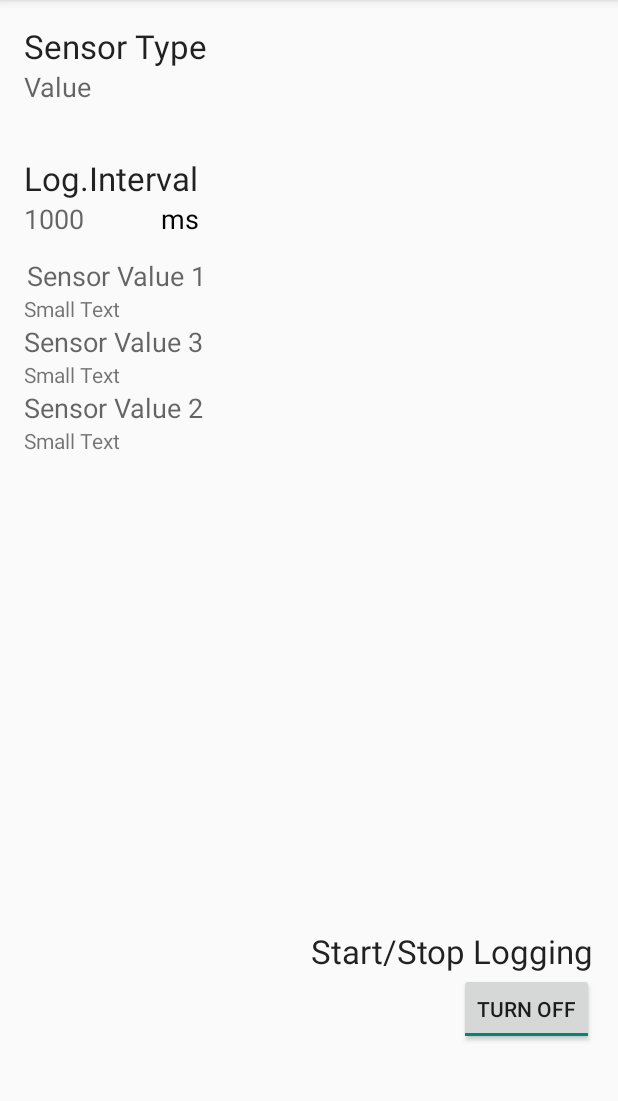
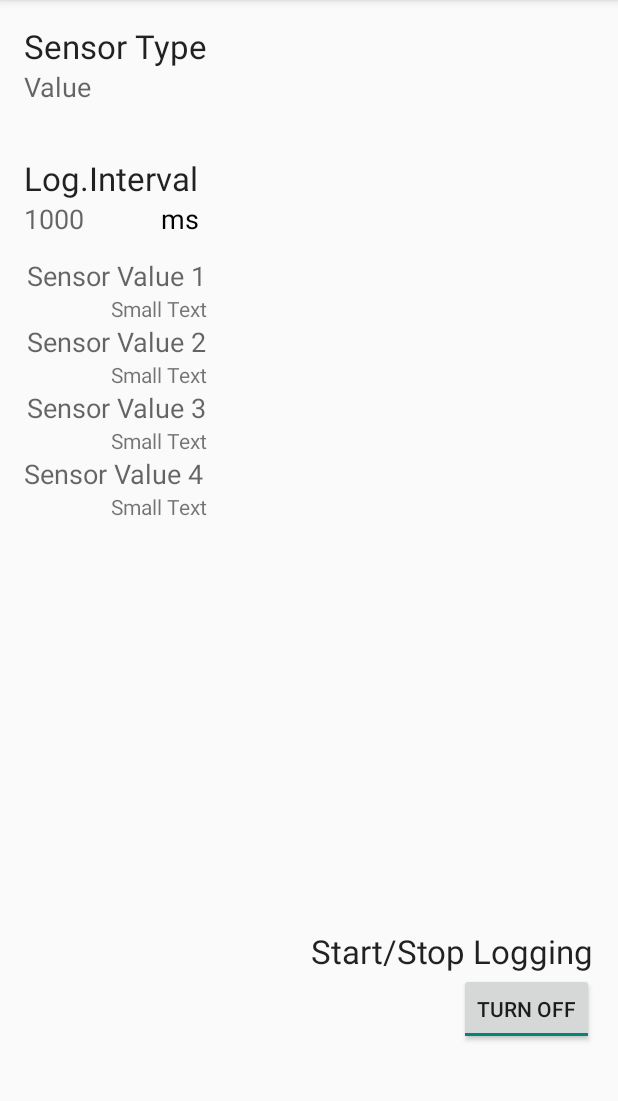
Before and after one commit to Soily/SensorLogger, an Android app: the screen it shows after launch (MainActivity), after a tap on "TURN ON", on a phone screen of 412 x 824 dp, the part 84-1185 px from its top. Run offline under Robolectric (Android 15) with nearby library versions, the phone set to English and light mode, and no system bars; 2 statements that could not run were skipped.

Commit message:
Add up to 4 sensor values to be displayed and logged

```diff
--- a/app/build.gradle
+++ b/app/build.gradle
@@ -2,7 +2,7 @@ apply plugin: 'com.android.application'
 
 android {
     compileSdkVersion 22
-    buildToolsVersion "22.0.1"
+    buildToolsVersion '22.0.1'
 
     defaultConfig {
         applicationId "com.app.freethinkers.sensorlogger"
@@ -20,7 +20,7 @@ android {
 }
 
 dependencies {
-    compile fileTree(dir: 'libs', include: ['*.jar'])
+    compile fileTree(include: ['*.jar'], dir: 'libs')
     compile 'com.android.support:appcompat-v7:22.1.1'
     compile 'com.android.support:support-v4:22.1.1'
 }
--- a/app/src/main/java/com/app/freethinkers/sensorlogger/MainActivity.java
+++ b/app/src/main/java/com/app/freethinkers/sensorlogger/MainActivity.java
@@ -29,7 +29,7 @@ public class MainActivity extends AppCompatActivity implements SensorEventListen
 
     private SensorManager mSensorManager;
     private List<Sensor> deviceSensors;
-    private static String mSensorValue1;
+    private String [] mySensorValuesString = new String[4];
 
     static Timer timer;
     static TimerTask timerTask;
@@ -189,12 +189,35 @@ public class MainActivity extends AppCompatActivity implements SensorEventListen
     //
     @Override
     public final void onSensorChanged(SensorEvent event) {
-        // Get Sensor Value 1
-        float lux = event.values[0];
-        mSensorValue1 = String.valueOf(lux);
+        float [] sensorValues = new float[4];
+
+        // Get Sensor Values
+        sensorValues[0] = event.values[0];
+        sensorValues[1] = event.values[1];
+        sensorValues[2] = event.values[2];
+        sensorValues[3] = event.values[3];
+
+        // Convert to String
+        mySensorValuesString[0] = String.valueOf(sensorValues[0]);
+        mySensorValuesString[1] = String.valueOf(sensorValues[1]);
+        mySensorValuesString[2] = String.valueOf(sensorValues[2]);
+        mySensorValuesString[3] = String.valueOf(sensorValues[3]);
+
         // Add Sensor Value 1 to UI
         TextView SensorValue1_View = (TextView) findViewById(R.id.textView11);
-        SensorValue1_View.setText(mSensorValue1);
+        SensorValue1_View.setText(mySensorValuesString[0]);
+
+        // Add Sensor Value 2 to UI
+        TextView SensorValue2_View = (TextView) findViewById(R.id.textView9);
+        SensorValue2_View.setText(mySensorValuesString[1]);
+
+        // Add Sensor Value 3 to UI
+        TextView SensorValue3_View = (TextView) findViewById(R.id.textView10);
+        SensorValue3_View.setText(mySensorValuesString[2]);
+
+        // Add Sensor Value 4 to UI
+        TextView SensorValue4_View = (TextView) findViewById(R.id.textView14);
+        SensorValue4_View.setText(mySensorValuesString[3]);
     }
 
     @Override
@@ -219,7 +242,10 @@ public class MainActivity extends AppCompatActivity implements SensorEventListen
             // Do something with this sensor value. //Add Comment Test
             FileOperations myFileOperations = new FileOperations();
             String ts = myFileOperations.getCurrentTimeStamp();
-            writeLogToDisc("LogFile1.txt", ts + ": " + mSensorValue1 + "\n");
+            writeLogToDisc("LogFile1.txt", ts + ": " + mySensorValuesString[0] +
+                                                "; " + mySensorValuesString[1] +
+                                                "; " + mySensorValuesString[2] +
+                                                "; " + mySensorValuesString[3] + "\n");
 
         }
 
--- a/app/src/main/res/layout/activity_main.xml
+++ b/app/src/main/res/layout/activity_main.xml
@@ -32,9 +32,9 @@
         android:textAppearance="?android:attr/textAppearanceMedium"
         android:text="@string/Sensor_Value2"
         android:id="@+id/textView3"
-        android:layout_alignParentStart="true"
-        android:layout_below="@+id/textView10"
-        android:layout_alignRight="@+id/textView" />
+        android:layout_below="@+id/textView11"
+        android:layout_alignRight="@+id/textView"
+        android:layout_alignEnd="@+id/textView" />
 
     <TextView
         android:layout_width="wrap_content"
@@ -42,9 +42,9 @@
         android:textAppearance="?android:attr/textAppearanceMedium"
         android:text="@string/Sensor_Value3"
         android:id="@+id/textView4"
-        android:layout_alignParentStart="true"
-        android:layout_below="@+id/textView11"
-        android:layout_alignRight="@+id/textView" />
+        android:layout_below="@+id/textView9"
+        android:layout_alignRight="@+id/textView"
+        android:layout_alignEnd="@+id/textView" />
 
     <ToggleButton
         android:layout_width="wrap_content"
@@ -106,7 +106,6 @@
         android:textAppearance="?android:attr/textAppearanceSmall"
         android:text="Small Text"
         android:id="@+id/textView9"
-        android:layout_alignParentStart="true"
         android:layout_below="@+id/textView3"
         android:layout_alignRight="@+id/textView" />
 
@@ -116,7 +115,6 @@
         android:textAppearance="?android:attr/textAppearanceSmall"
         android:text="Small Text"
         android:id="@+id/textView10"
-        android:layout_alignParentStart="true"
         android:layout_below="@+id/textView4"
         android:layout_alignRight="@+id/textView" />
 
@@ -126,9 +124,9 @@
         android:textAppearance="?android:attr/textAppearanceSmall"
         android:text="Small Text"
         android:id="@+id/textView11"
-        android:layout_alignParentStart="true"
         android:layout_below="@+id/textView2"
         android:layout_alignRight="@+id/textView" />
+
 
     <TextView
         android:layout_width="wrap_content"
@@ -141,4 +139,24 @@
         android:layout_alignEnd="@+id/textView6"
         android:textColor="@color/abc_search_url_text_pressed" />
 
+    <TextView
+        android:layout_width="wrap_content"
+        android:layout_height="wrap_content"
+        android:textAppearance="?android:attr/textAppearanceMedium"
+        android:text="@string/Sensor_Value4"
+        android:id="@+id/textView13"
+        android:layout_below="@+id/textView10"
+        android:layout_alignParentLeft="true"
+        android:layout_alignParentStart="true" />
+
+    <TextView
+        android:layout_width="wrap_content"
+        android:layout_height="wrap_content"
+        android:textAppearance="?android:attr/textAppearanceSmall"
+        android:text="Small Text"
+        android:id="@+id/textView14"
+        android:layout_below="@+id/textView13"
+        android:layout_alignLeft="@+id/textView10"
+        android:layout_alignStart="@+id/textView10" />
+
 </RelativeLayout>
--- a/app/src/main/res/values/strings.xml
+++ b/app/src/main/res/values/strings.xml
@@ -12,6 +12,7 @@
     <string name="Sensor_Value1">Sensor Value 1</string>
     <string name="Sensor_Value2">Sensor Value 2</string>
     <string name="Sensor_Value3">Sensor Value 3</string>
+    <string name="Sensor_Value4">Sensor Value 4</string>
     <string name="StartStopLog">Start/Stop Logging</string>
     <string name="LoggingInterval_ms"> ms</string>
 
```
